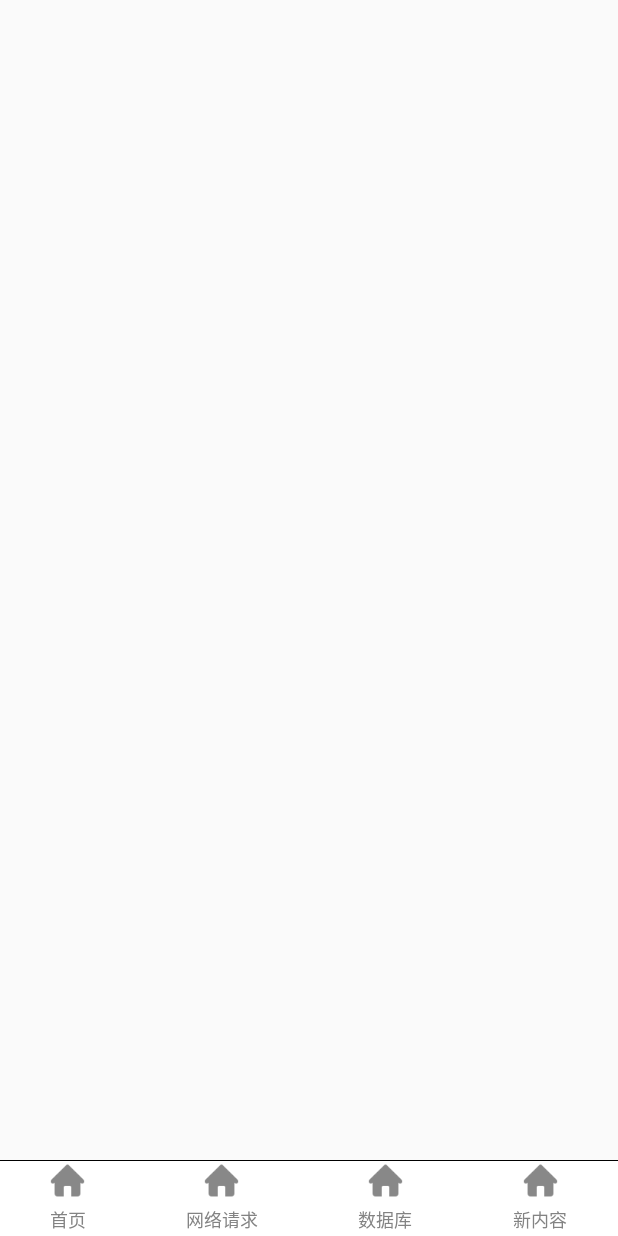
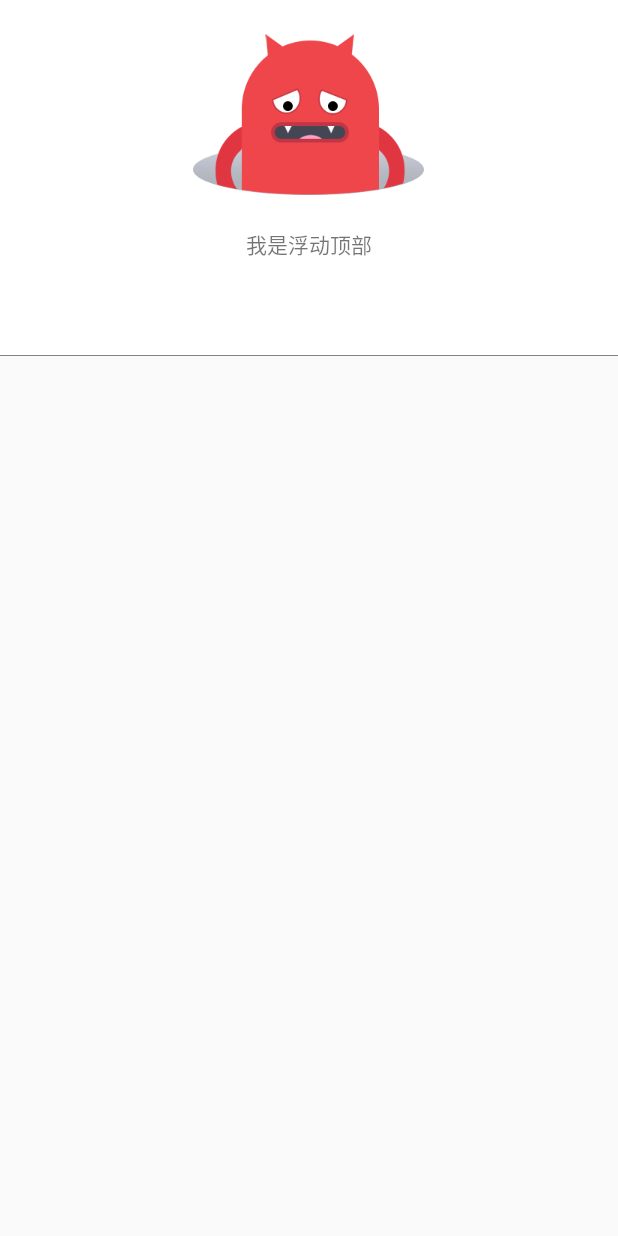
Before and after one commit to LaoJiZhang/CMCJ, an Android app: the layout activity_main.xml on its own in the app's theme, with its tools: preview values and no code run, on a phone screen of 412 x 824 dp. Run offline under Robolectric (Android 15) with nearby library versions, the phone set to English and light mode, and no system bars.

Commit message:
【技术需求】增加fragment框架实现

```diff
--- a/app/build.gradle
+++ b/app/build.gradle
@@ -27,6 +27,7 @@ android {
             exclude group: 'com.android.support', module: 'support-annotations'
         })
         compile 'com.android.support:appcompat-v7:24.2.1'
+        compile 'com.android.support:design:24.2.0'
         //EventBus 3.0
         compile 'org.greenrobot:eventbus:3.0.0'
         //Retrofit
--- a/app/src/main/AndroidManifest.xml
+++ b/app/src/main/AndroidManifest.xml
@@ -13,7 +13,7 @@
         android:theme="@style/Theme.AppCompat.Light.NoActionBar">
 
         <activity
-            android:name=".main.MainActivity"
+            android:name=".main.view.MainActivity"
             android:theme="@style/Theme.AppCompat.Light.NoActionBar">
             <intent-filter>
                 <action android:name="android.intent.action.MAIN"/>
--- a/app/src/main/java/com/cmcj/gmj/localapp/main/MainPresenter.java
+++ b/app/src/main/java/com/cmcj/gmj/localapp/main/presenter/MainPresenter.java
@@ -1,10 +1,12 @@
-package com.cmcj.gmj.localapp.main;
+package com.cmcj.gmj.localapp.main.presenter;
 
 import android.view.View;
 
 import com.cmcj.gmj.localapp.base.network.RetrofitService;
 import com.cmcj.gmj.localapp.base.presenter.BaseDatabindingPresenter;
 import com.cmcj.gmj.localapp.base.view.IBaseView;
+import com.cmcj.gmj.localapp.main.view.IMain;
+import com.cmcj.gmj.localapp.main.view.MainActivity;
 import com.cmcj.gmj.localapp.main.modle.MovieResponse;
 import com.cmcj.gmj.localapp.utils.LogUtils;
 import com.cmcj.gmj.localapp.utils.ToastUtils;
--- a/app/src/main/java/com/cmcj/gmj/localapp/main/IMain.java
+++ b/app/src/main/java/com/cmcj/gmj/localapp/main/view/IMain.java
@@ -1,6 +1,7 @@
-package com.cmcj.gmj.localapp.main;
+package com.cmcj.gmj.localapp.main.view;
 
 import com.cmcj.gmj.localapp.base.view.IBaseView;
+import com.cmcj.gmj.localapp.main.presenter.MainPresenter;
 
 /**
  * Created by guomaojian on 16/9/28.
--- a/app/src/main/res/layout/activity_main.xml
+++ b/app/src/main/res/layout/activity_main.xml
@@ -1,11 +1,10 @@
 <?xml version="1.0" encoding="utf-8"?>
 <layout xmlns:android="http://schemas.android.com/apk/res/android"
-        xmlns:app="http://schemas.android.com/apk/res-auto"
-        xmlns:bind="http://schemas.android.com/apk/res-auto">
+        xmlns:app="http://schemas.android.com/apk/res-auto">
 
     <data>
 
-        <import type="com.cmcj.gmj.localapp.main.MainActivity.MainTab"/>
+        <import type="com.cmcj.gmj.localapp.main.view.MainActivity.MainTab"/>
 
         <variable
             name="switchTab"
@@ -13,70 +12,111 @@
 
         <variable
             name="presenter"
-            type="com.cmcj.gmj.localapp.main.MainPresenter"/>
+            type="com.cmcj.gmj.localapp.main.presenter.MainPresenter"/>
     </data>
 
-    <LinearLayout
+    <!-- CoordinatorLayout是一个增强型的FrameLayout -->
+    <android.support.design.widget.CoordinatorLayout
         android:layout_width="match_parent"
-        android:layout_height="match_parent"
-        android:orientation="vertical">
+        android:layout_height="match_parent">
 
-        <FrameLayout
+        <!--
+              AppBarLayout跟它的名字一样，把容器类的组件全部作为AppBar。
+                  将AppBarLayout放在CoordinatorLayout中，就可以实现滚动效果。
+                  本例中，TabLayout在界面滚动时，随着Toolbar的逐渐隐藏，将占据Toolbar的位置，
+                      达到节省屏幕空间，界面动画效果的目的。
+        -->
+        <!--app:elevation="0dp" AppBarLayout以及ToolBar去除阴影-->
+        <android.support.design.widget.AppBarLayout
             android:layout_width="match_parent"
             android:layout_height="wrap_content"
-            android:layout_weight="1"/>
+            android:background="@color/white1"
+            android:orientation="vertical"
+            app:elevation="0dp">
 
-        <View
+            <!--
+                    app:layout_scrollFlags的意思是：
+
+                    设置的layout_scrollFlags有如下几种选项：
+                        scroll: 所有想滚动出屏幕的view都需要设置这个flag- 没有设置这个flag的view将被固定在屏幕顶部。
+                        enterAlways: 这个flag让任意向下的滚动都会导致该view变为可见，启用快速“返回模式”。
+                        enterAlwaysCollapsed: 当你的视图已经设置minHeight属性又使用此标志时，你的视图只能以最小高度进入，只有当滚动视图到达顶部时才扩大到完整高度。
+                        exitUntilCollapsed: 当视图会在滚动时，它一直滚动到设置的minHeight时完全隐藏。
+
+                需要注意的是，后面两种模式基本只有在CollapsingToolbarLayout才有用，
+                而前面两种模式基本是需要一起使用的，也就是说，这些flag的使用场景，基本已经固定了。
+            -->
+
+            <!--解决自定义Toolbar左侧空白区间属性 注意:app:开头 非android:开始-->
+            <!--app:contentInsetLeft="0dp"-->
+            <!--app:contentInsetStart="0dp"-->
+            <android.support.v7.widget.Toolbar
+                android:id="@+id/main_toolbar"
+                android:layout_width="match_parent"
+                android:layout_height="wrap_content"
+                app:contentInsetLeft="0dp"
+                app:contentInsetStart="0dp"
+                app:layout_scrollFlags="scroll|enterAlways">
+
+                <LinearLayout
+                    android:layout_width="match_parent"
+                    android:layout_height="wrap_content"
+                    android:gravity="center"
+                    android:orientation="vertical">
+
+                    <ImageView
+                        android:layout_width="wrap_content"
+                        android:layout_height="wrap_content"
+                        android:layout_marginTop="20dp"
+                        android:src="@drawable/ic_layout_no_network"/>
+
+                    <TextView
+                        android:layout_width="wrap_content"
+                        android:layout_height="wrap_content"
+                        android:layout_marginTop="20dp"
+                        android:text="我是浮动顶部"/>
+                </LinearLayout>
+            </android.support.v7.widget.Toolbar>
+
+
+            <!--
+                   Tabs选项卡，和ViewPager搭配使用可以增大界面的内容展示量，实现各种个性化分类内容展示而不互相干扰！
+                   Google在Design support library中提供官方的Tab组件，它就是TabLayout。
+                   相比Github上面开源的第三方库，这个更加简单易用。
+
+                   有以下常用属性：
+                       app:tabGravity="fill"  表示TabLayout中的Tabs要占满屏幕的width；
+                       app:tabSelectedTextColor：Tab被选中字体的颜色；
+                       app:tabTextColor：Tab未被选中字体的颜色；
+                       app:tabIndicatorColor：Tab指示器下标的颜色；
+               -->
+            <android.support.design.widget.TabLayout
+                android:id="@+id/main_tablayot"
+                android:layout_width="match_parent"
+                android:layout_height="wrap_content"
+                android:layout_marginTop="15dp"
+                app:tabIndicatorColor="@color/yellow"
+                app:tabIndicatorHeight="2dp"
+                app:tabMode="scrollable"
+                app:tabSelectedTextColor="@color/yellow"
+                app:tabTextColor="@color/black1"/>
+
+            <View
+                android:layout_width="match_parent"
+                android:layout_height="0.5dp"
+                android:background="@color/gray1"/>
+        </android.support.design.widget.AppBarLayout>
+
+        <!--
+               我们常用的ViewPager，不多说了。你会发现多了一个 app:layout_behavior 属性，没错，
+                   如果你使用CoordinatorLayout来实现Toolbar滚动渐变消失动画效果，那就必须在它下面的那个控件中加入这个属性，
+                   并且下面的这个控件必须是可滚动的。
+               当设置了layout_behavior的控件滑动时，就会触发设置了layout_scrollFlags的控件发生状态的改变。
+        -->
+        <android.support.v4.view.ViewPager
+            android:id="@+id/main_viewpager"
             android:layout_width="match_parent"
-            android:layout_height="1px"
-            android:background="@color/black1"/>
-
-        <LinearLayout
-            android:layout_width="match_parent"
-            android:layout_height="50dp"
-            android:background="@color/white1"
-            android:gravity="center_vertical"
-            android:orientation="horizontal">
-
-            <com.cmcj.gmj.localapp.widget.ImgTextView
-                android:layout_width="wrap_content"
-                android:layout_height="wrap_content"
-                android:layout_weight="1"
-                android:onClick="@{presenter.onClickHomeBinding}"
-                app:checked="@{switchTab == MainTab.MAIN_HOME}"
-                app:selectedImgRes="@drawable/ic_main_home_checked"
-                app:text="@string/tab1"
-                app:unSelectedImgRes="@drawable/ic_main_home_unchecked"/>
-
-            <com.cmcj.gmj.localapp.widget.ImgTextView
-                android:layout_width="wrap_content"
-                android:layout_height="wrap_content"
-                android:layout_weight="1"
-                android:onClick="@{presenter.onClickNetworkBinding}"
-                app:selectedImgRes="@drawable/ic_main_network_checked"
-                app:text="@string/tab2"
-                app:unSelectedImgRes="@drawable/ic_main_network_unchecked"
-                bind:checked="@{switchTab == MainTab.MAIN_NEWWORK}"/>
-
-            <com.cmcj.gmj.localapp.widget.ImgTextView
-                android:layout_width="wrap_content"
-                android:layout_height="wrap_content"
-                android:layout_weight="1"
-                android:onClick="@{presenter.onClickDatabaseBinding}"
-                app:selectedImgRes="@drawable/ic_main_database_checked"
-                app:text="@string/tab3"
-                app:unSelectedImgRes="@drawable/ic_main_database_unchecked"
-                bind:checked="@{switchTab == MainTab.MAIN_DATABASE}"/>
-
-            <com.cmcj.gmj.localapp.widget.ImgTextView
-                android:layout_width="wrap_content"
-                android:layout_height="wrap_content"
-                android:layout_weight="1"
-                android:onClick="@{presenter.onClickNewBinding}"
-                app:selectedImgRes="@drawable/ic_main_center_checked"
-                app:text="@string/tab4"
-                app:unSelectedImgRes="@drawable/ic_main_center_unchecked"
-                bind:checked="@{switchTab == MainTab.MAIN_NEW}"/>
-        </LinearLayout>
-    </LinearLayout>
+            android:layout_height="match_parent"
+            app:layout_behavior="@string/appbar_scrolling_view_behavior"/>
+    </android.support.design.widget.CoordinatorLayout>
 </layout>
--- a/build.gradle
+++ b/build.gradle
@@ -5,7 +5,7 @@ buildscript {
         jcenter()
     }
     dependencies {
-        classpath 'com.android.tools.build:gradle:2.2.1'
+        classpath 'com.android.tools.build:gradle:2.2.2'
 
         // NOTE: Do not place your application dependencies here; they belong
         // in the individual module build.gradle files
```
Also changed, not shown: app/src/main/java/com/cmcj/gmj/localapp/base/fragment/BaseDatabindingFragment.java (added, +91 -0 lines), app/src/main/java/com/cmcj/gmj/localapp/base/fragment/BaseFragment.java (added, +14 -0 lines), app/src/main/java/com/cmcj/gmj/localapp/base/presenter/BaseDatabindingFragmentPresenter.java (added, +82 -0 lines), app/src/main/java/com/cmcj/gmj/localapp/base/presenter/BaseFragmentPresenter.java (added, +35 -0 lines), app/src/main/java/com/cmcj/gmj/localapp/base/view/IBaseFragmentView.java (added, +10 -0 lines), app/src/main/java/com/cmcj/gmj/localapp/main/MainActivity.java (deleted, +0 -69 lines), app/src/main/java/com/cmcj/gmj/localapp/main/adapter/MainPagerAdapter.java (added, +38 -0 lines), app/src/main/java/com/cmcj/gmj/localapp/main/presenter/HomePresenter.java (added, +23 -0 lines), app/src/main/java/com/cmcj/gmj/localapp/main/view/HomeFragment.java (added, +40 -0 lines), app/src/main/java/com/cmcj/gmj/localapp/main/view/IHome.java (added, +11 -0 lines), app/src/main/java/com/cmcj/gmj/localapp/main/view/MainActivity.java (added, +125 -0 lines), app/src/main/res/layout/fragment_home.xml (added, +29 -0 lines).
